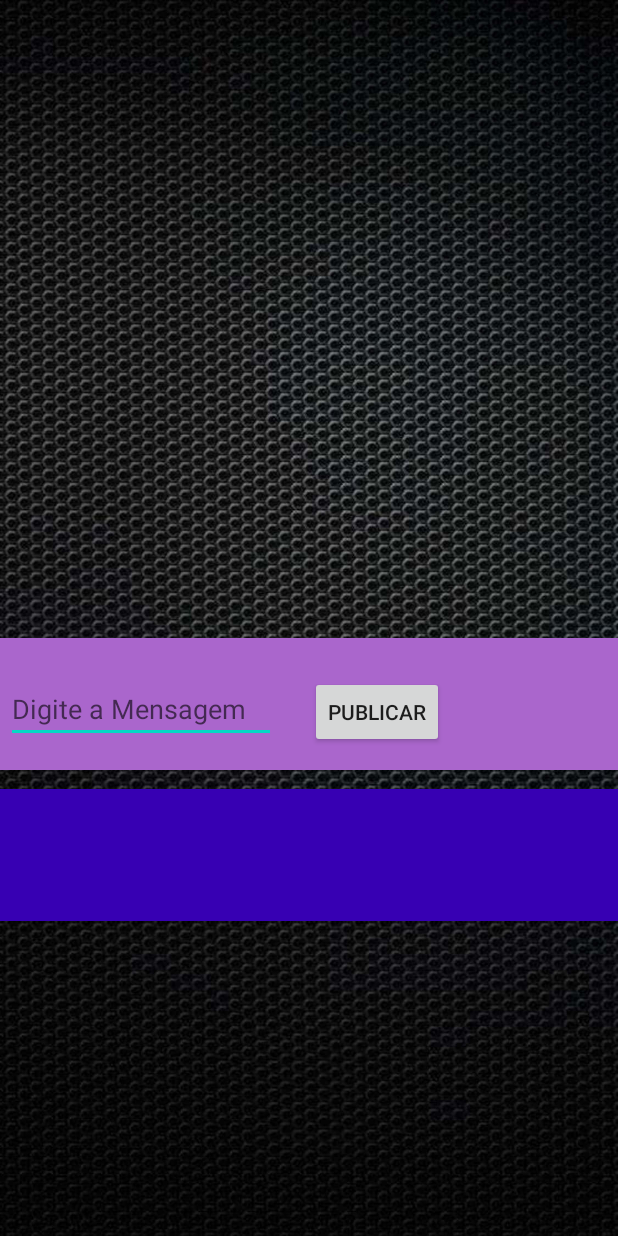
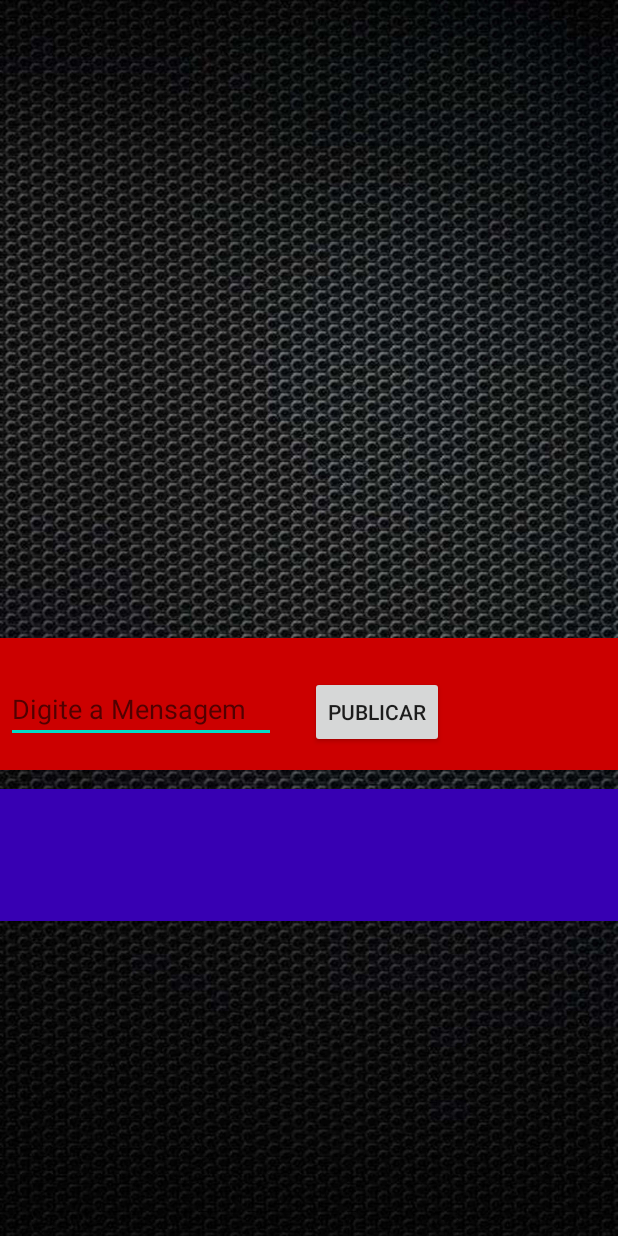
Before and after one commit to CHMEEletronics/TesteMQTTapp, an Android app: the layout activity_main.xml on its own in the app's theme, with its tools: preview values and no code run, on a phone screen of 412 x 824 dp. Run offline under Robolectric (Android 15) with nearby library versions, the phone set to English and light mode, and no system bars; Roboto replaces fonts that are not available here.

Commit message:
segundo envio

```diff
--- a/app/src/main/res/layout/activity_main.xml
+++ b/app/src/main/res/layout/activity_main.xml
@@ -17,7 +17,7 @@
         android:id="@+id/imageView"
         android:layout_width="0dp"
         android:layout_height="88dp"
-        android:contentDescription="@string/todo"
+
         app:layout_constraintBottom_toBottomOf="parent"
         app:layout_constraintEnd_toEndOf="parent"
         app:layout_constraintStart_toStartOf="parent"
@@ -29,13 +29,13 @@
         android:id="@+id/imageView2"
         android:layout_width="0dp"
         android:layout_height="88dp"
-        android:contentDescription="@string/todo"
+
         app:layout_constraintBottom_toBottomOf="parent"
         app:layout_constraintEnd_toEndOf="parent"
         app:layout_constraintStart_toStartOf="parent"
         app:layout_constraintTop_toTopOf="parent"
         app:layout_constraintVertical_bias="0.578"
-        app:srcCompat="@android:color/holo_purple" />
+        app:srcCompat="@android:color/holo_red_dark" />
 
     <Button
         android:id="@+id/button"
@@ -62,10 +62,10 @@
         app:fontFamily="@font/aldrich"
         app:layout_constraintBottom_toBottomOf="parent"
         app:layout_constraintEnd_toEndOf="parent"
-        app:layout_constraintHorizontal_bias="0.262"
+        app:layout_constraintHorizontal_bias="0.038"
         app:layout_constraintStart_toStartOf="parent"
         app:layout_constraintTop_toTopOf="parent"
-        app:layout_constraintVertical_bias="0.666" />
+        app:layout_constraintVertical_bias="0.702" />
 
     <EditText
         android:id="@+id/textMessage"
@@ -78,11 +78,11 @@
         android:ems="10"
         android:hint="@string/enter_message"
         android:inputType="textPersonName"
+        android:textColor="#304FFE"
         app:layout_constraintBottom_toBottomOf="parent"
         app:layout_constraintEnd_toEndOf="parent"
         app:layout_constraintLeft_toLeftOf="parent"
         app:layout_constraintTop_toTopOf="parent"
-        app:layout_constraintVertical_bias="0.578"
-        android:layout_marginStart="20dp" />
+        app:layout_constraintVertical_bias="0.578" />
 
 </android.support.constraint.ConstraintLayout>
--- a/app/src/main/res/values/strings.xml
+++ b/app/src/main/res/values/strings.xml
@@ -1,4 +1,4 @@
-<resources>
+<resources xmlns:tools="http://schemas.android.com/tools">
     <string name="app_name">TesteMQTT</string>
     <string name="publish">Publish</string>
     <string name="connect">connect</string>
@@ -7,7 +7,7 @@
     <string name="conectar">Conectar</string>
     <string name="desconectar">Desconectar</string>
     <string name="textview">TextView</string>
-    <string name="todo">TODO</string>
+
     <string name="enter_message">Digite a Mensagem</string>
-    <string name="todo">TODO</string>
+
 </resources>
```
